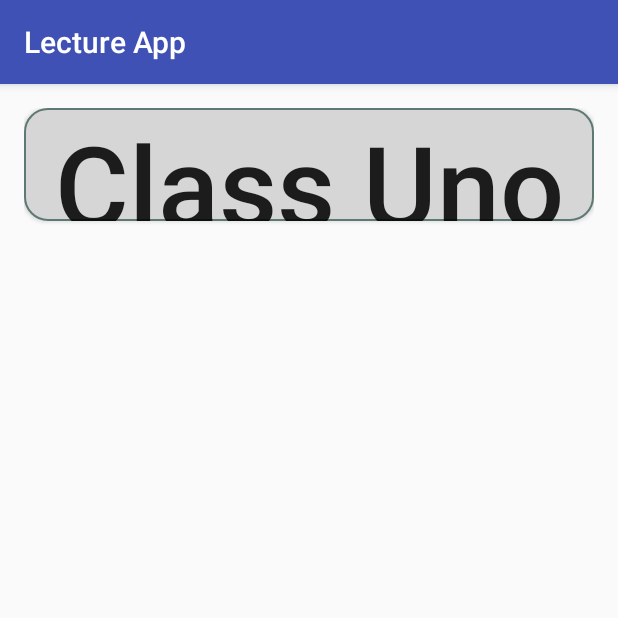
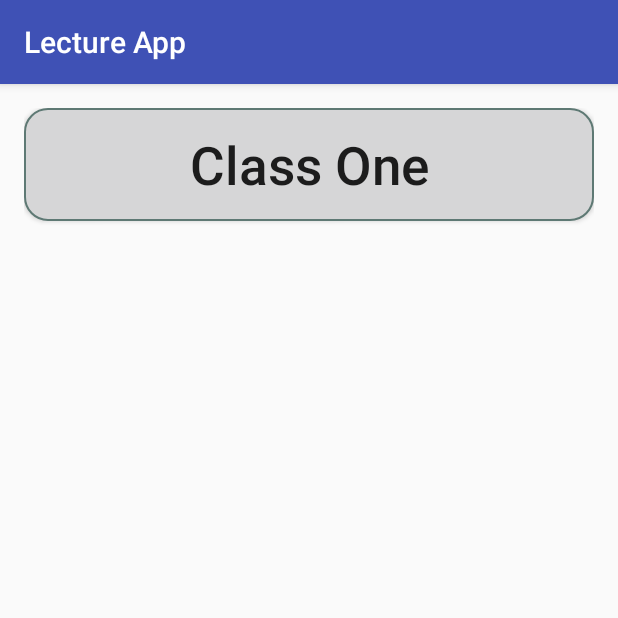
Before and after one commit to chs-advanced-java/RecoLecture, an Android app: the TeacherClassMainScreen screen opened directly, with no data from a screen before it, on a phone screen of 412 x 824 dp, the top half of it. Run offline under Robolectric (Android 15) with nearby library versions, the phone set to English and light mode, and no system bars.

Commit message:
Fixes Kevin

```diff
--- a/app/src/main/res/layout/teacher_class_main_screen.xml
+++ b/app/src/main/res/layout/teacher_class_main_screen.xml
@@ -13,8 +13,8 @@
         android:layout_width="3000dp"
         android:layout_height="75dp"
         android:background="@drawable/button_round_light_blue"
-        android:textSize="75sp"
-        android:text="Class Uno"
+        android:textSize="35sp"
+        android:text="Class One"
         android:textAllCaps="false"
         android:id="@+id/button"
         android:layout_alignParentTop="true"
```
